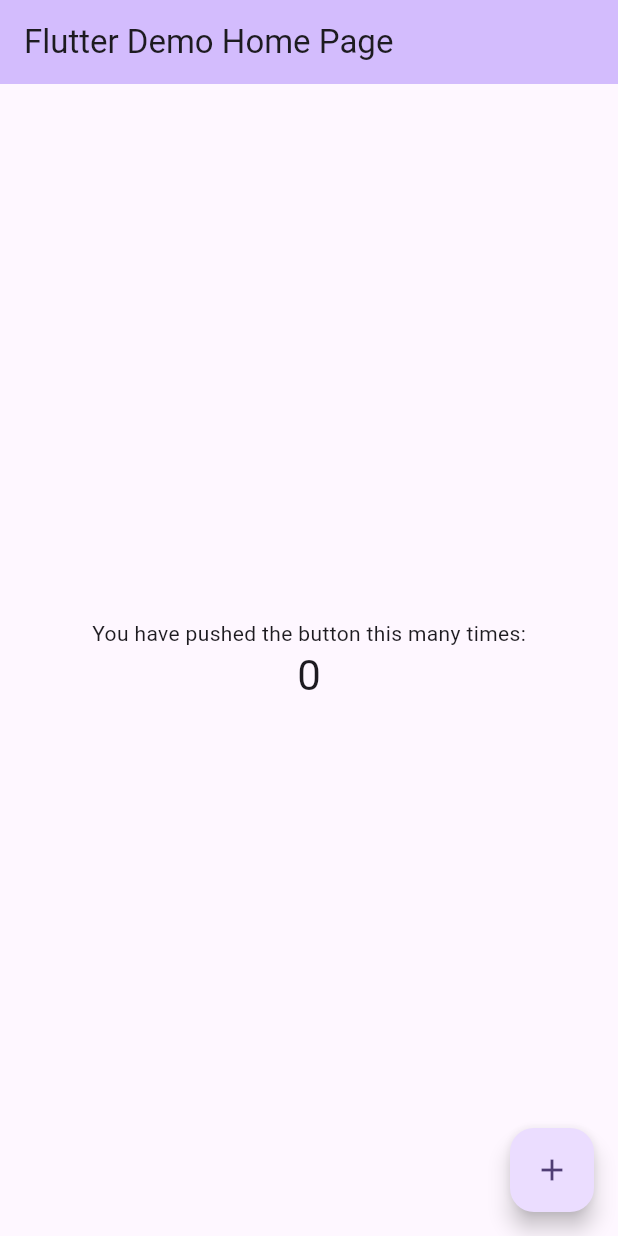
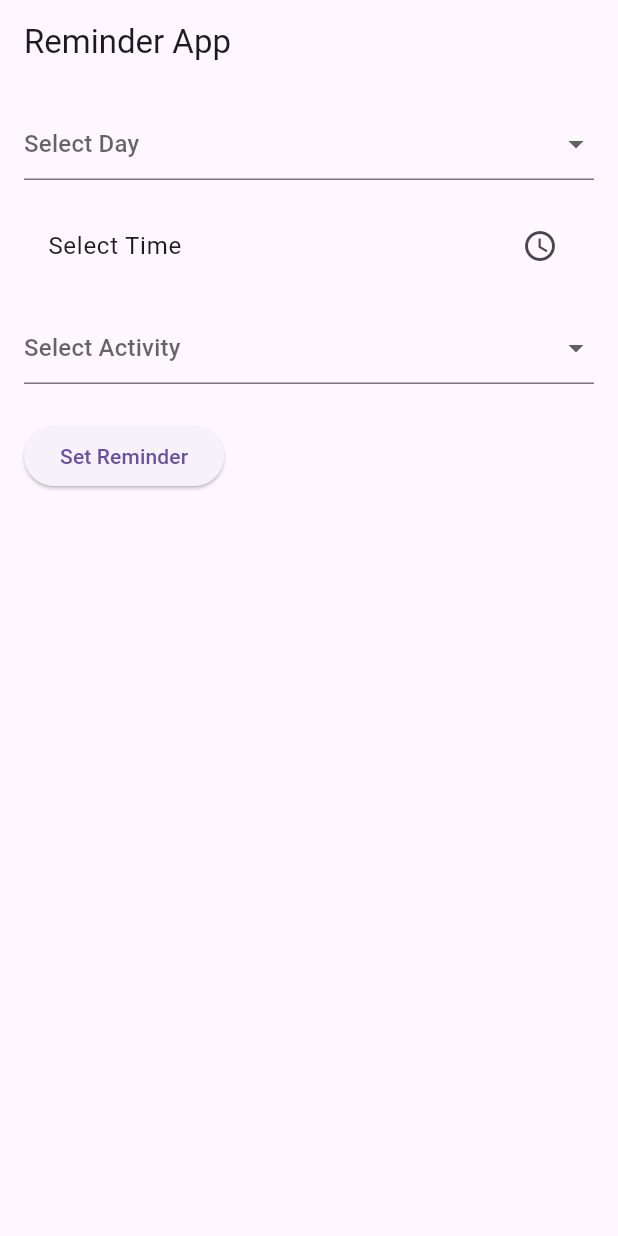
Before and after one commit to irshad800/remainder, a Flutter app: the screen it shows after launch, on a phone screen of 412 x 824 dp. Run offline on Flutter 3.47's test engine with Material 3 defaults, Android fonts, the phone set to English and light mode, and no system bars; our stand-ins replace flutter_local_notifications, timezone.

Commit message:
second commit

```diff
--- a/lib/main.dart
+++ b/lib/main.dart
@@ -1,125 +1,36 @@
 import 'package:flutter/material.dart';
+import 'package:provider/provider.dart';
+import 'package:remainder/screens/remainder_screen.dart';
+import 'package:remainder/services/notification_service.dart';
+import 'package:remainder/view_model/reminder_view_model.dart';
+import 'package:timezone/data/latest.dart' as tz;
 
-void main() {
-  runApp(const MyApp());
+void main() async {
+  WidgetsFlutterBinding.ensureInitialized();
+
+  // Initialize the timezone database
+  tz.initializeTimeZones();
+
+  // Initialize the NotificationService
+  NotificationService notificationService = NotificationService();
+
+  runApp(
+    ChangeNotifierProvider(
+      create: (_) => ReminderViewModel(),
+      child: MyApp(),
+    ),
+  );
 }
 
 class MyApp extends StatelessWidget {
-  const MyApp({super.key});
-
-  // This widget is the root of your application.
   @override
   Widget build(BuildContext context) {
     return MaterialApp(
-      title: 'Flutter Demo',
+      title: 'Reminder App',
       theme: ThemeData(
-        // This is the theme of your application.
-        //
-        // TRY THIS: Try running your application with "flutter run". You'll see
-        // the application has a purple toolbar. Then, without quitting the app,
-        // try changing the seedColor in the colorScheme below to Colors.green
-        // and then invoke "hot reload" (save your changes or press the "hot
-        // reload" button in a Flutter-supported IDE, or press "r" if you used
-        // the command line to start the app).
-        //
-        // Notice that the counter didn't reset back to zero; the application
-        // state is not lost during the reload. To reset the state, use hot
-        // restart instead.
-        //
-        // This works for code too, not just values: Most code changes can be
-        // tested with just a hot reload.
-        colorScheme: ColorScheme.fromSeed(seedColor: Colors.deepPurple),
-        useMaterial3: true,
+        primarySwatch: Colors.blue,
       ),
-      home: const MyHomePage(title: 'Flutter Demo Home Page'),
+      home: ReminderScreen(),
     );
   }
 }
-
-class MyHomePage extends StatefulWidget {
-  const MyHomePage({super.key, required this.title});
-
-  // This widget is the home page of your application. It is stateful, meaning
-  // that it has a State object (defined below) that contains fields that affect
-  // how it looks.
-
-  // This class is the configuration for the state. It holds the values (in this
-  // case the title) provided by the parent (in this case the App widget) and
-  // used by the build method of the State. Fields in a Widget subclass are
-  // always marked "final".
-
-  final String title;
-
-  @override
-  State<MyHomePage> createState() => _MyHomePageState();
-}
-
-class _MyHomePageState extends State<MyHomePage> {
-  int _counter = 0;
-
-  void _incrementCounter() {
-    setState(() {
-      // This call to setState tells the Flutter framework that something has
-      // changed in this State, which causes it to rerun the build method below
-      // so that the display can reflect the updated values. If we changed
-      // _counter without calling setState(), then the build method would not be
-      // called again, and so nothing would appear to happen.
-      _counter++;
-    });
-  }
-
-  @override
-  Widget build(BuildContext context) {
-    // This method is rerun every time setState is called, for instance as done
-    // by the _incrementCounter method above.
-    //
-    // The Flutter framework has been optimized to make rerunning build methods
-    // fast, so that you can just rebuild anything that needs updating rather
-    // than having to individually change instances of widgets.
-    return Scaffold(
-      appBar: AppBar(
-        // TRY THIS: Try changing the color here to a specific color (to
-        // Colors.amber, perhaps?) and trigger a hot reload to see the AppBar
-        // change color while the other colors stay the same.
-        backgroundColor: Theme.of(context).colorScheme.inversePrimary,
-        // Here we take the value from the MyHomePage object that was created by
-        // the App.build method, and use it to set our appbar title.
-        title: Text(widget.title),
-      ),
-      body: Center(
-        // Center is a layout widget. It takes a single child and positions it
-        // in the middle of the parent.
-        child: Column(
-          // Column is also a layout widget. It takes a list of children and
-          // arranges them vertically. By default, it sizes itself to fit its
-          // children horizontally, and tries to be as tall as its parent.
-          //
-          // Column has various properties to control how it sizes itself and
-          // how it positions its children. Here we use mainAxisAlignment to
-          // center the children vertically; the main axis here is the vertical
-          // axis because Columns are vertical (the cross axis would be
-          // horizontal).
-          //
-          // TRY THIS: Invoke "debug painting" (choose the "Toggle Debug Paint"
-          // action in the IDE, or press "p" in the console), to see the
-          // wireframe for each widget.
-          mainAxisAlignment: MainAxisAlignment.center,
-          children: <Widget>[
-            const Text(
-              'You have pushed the button this many times:',
-            ),
-            Text(
-              '$_counter',
-              style: Theme.of(context).textTheme.headlineMedium,
-            ),
-          ],
-        ),
-      ),
-      floatingActionButton: FloatingActionButton(
-        onPressed: _incrementCounter,
-        tooltip: 'Increment',
-        child: const Icon(Icons.add),
-      ), // This trailing comma makes auto-formatting nicer for build methods.
-    );
-  }
-}
--- /dev/null
+++ b/lib/screens/remainder_screen.dart
@@ -0,0 +1,138 @@
+// views/reminder_screen.dart
+import 'package:flutter/material.dart';
+import 'package:provider/provider.dart';
+
+import '../models/remainder_model.dart';
+import '../services/notification_service.dart';
+import '../view_model/reminder_view_model.dart';
+
+class ReminderScreen extends StatefulWidget {
+  @override
+  _ReminderScreenState createState() => _ReminderScreenState();
+}
+
+class _ReminderScreenState extends State<ReminderScreen> {
+  String? _selectedDay;
+  TimeOfDay? _selectedTime;
+  String? _selectedActivity;
+
+  final List<String> _daysOfWeek = [
+    'Monday',
+    'Tuesday',
+    'Wednesday',
+    'Thursday',
+    'Friday',
+    'Saturday',
+    'Sunday'
+  ];
+  final List<String> _activities = [
+    'Wake up',
+    'Go to gym',
+    'Breakfast',
+    'Meetings',
+    'Lunch',
+    'Quick nap',
+    'Go to library',
+    'Dinner',
+    'Go to sleep'
+  ];
+
+  @override
+  Widget build(BuildContext context) {
+    return Scaffold(
+      appBar: AppBar(title: Text('Reminder App')),
+      body: Padding(
+        padding: const EdgeInsets.all(16.0),
+        child: Column(
+          crossAxisAlignment: CrossAxisAlignment.start,
+          children: [
+            // Day of the week dropdown
+            DropdownButtonFormField<String>(
+              hint: Text("Select Day"),
+              value: _selectedDay,
+              items: _daysOfWeek.map((day) {
+                return DropdownMenuItem(
+                  value: day,
+                  child: Text(day),
+                );
+              }).toList(),
+              onChanged: (value) {
+                setState(() {
+                  _selectedDay = value;
+                });
+              },
+            ),
+            SizedBox(height: 16),
+            // Time picker
+            ListTile(
+              title: Text(_selectedTime == null
+                  ? 'Select Time'
+                  : '${_selectedTime!.hour}:${_selectedTime!.minute}'),
+              trailing: Icon(Icons.access_time),
+              onTap: () async {
+                final TimeOfDay? time = await showTimePicker(
+                  context: context,
+                  initialTime: TimeOfDay.now(),
+                );
+                if (time != null) {
+                  setState(() {
+                    _selectedTime = time;
+                  });
+                }
+              },
+            ),
+            SizedBox(height: 16),
+            // Activity dropdown
+            DropdownButtonFormField<String>(
+              hint: Text("Select Activity"),
+              value: _selectedActivity,
+              items: _activities.map((activity) {
+                return DropdownMenuItem(
+                  value: activity,
+                  child: Text(activity),
+                );
+              }).toList(),
+              onChanged: (value) {
+                setState(() {
+                  _selectedActivity = value;
+                });
+              },
+            ),
+            SizedBox(height: 24),
+            // Submit button
+            ElevatedButton(
+              onPressed: _submitReminder,
+              child: Text('Set Reminder'),
+            ),
+          ],
+        ),
+      ),
+    );
+  }
+
+  void _submitReminder() {
+    if (_selectedDay != null &&
+        _selectedTime != null &&
+        _selectedActivity != null) {
+      final reminder = ReminderModel(
+        day: _selectedDay!,
+        time: DateTime(2024, 1, 1, _selectedTime!.hour,
+            _selectedTime!.minute), // Placeholder date
+        activity: _selectedActivity!,
+      );
+
+      Provider.of<ReminderViewModel>(context, listen: false)
+          .addReminder(reminder);
+
+      NotificationService().scheduleNotification(
+        DateTime.now().millisecondsSinceEpoch,
+        reminder.time,
+        'Reminder',
+        '${reminder.activity} at ${reminder.time.hour}:${reminder.time.minute}',
+      );
+
+      ScaffoldMessenger.of(context).showSnackBar(
+          SnackBar(content: Text('Reminder set for ${reminder.activity}!')));
+    }
+  }
+}
--- a/pubspec.yaml
+++ b/pubspec.yaml
@@ -38,6 +38,7 @@ dependencies:
   intl: ^0.19.0
   flutter_local_notifications: ^17.2.2
   provider: ^6.1.2
+  timezone: ^0.9.4
 
 dev_dependencies:
   flutter_test:
```
Also changed, not shown: lib/services/notification_service.dart (added, +71 -0 lines), pubspec.lock, 1 other file.
